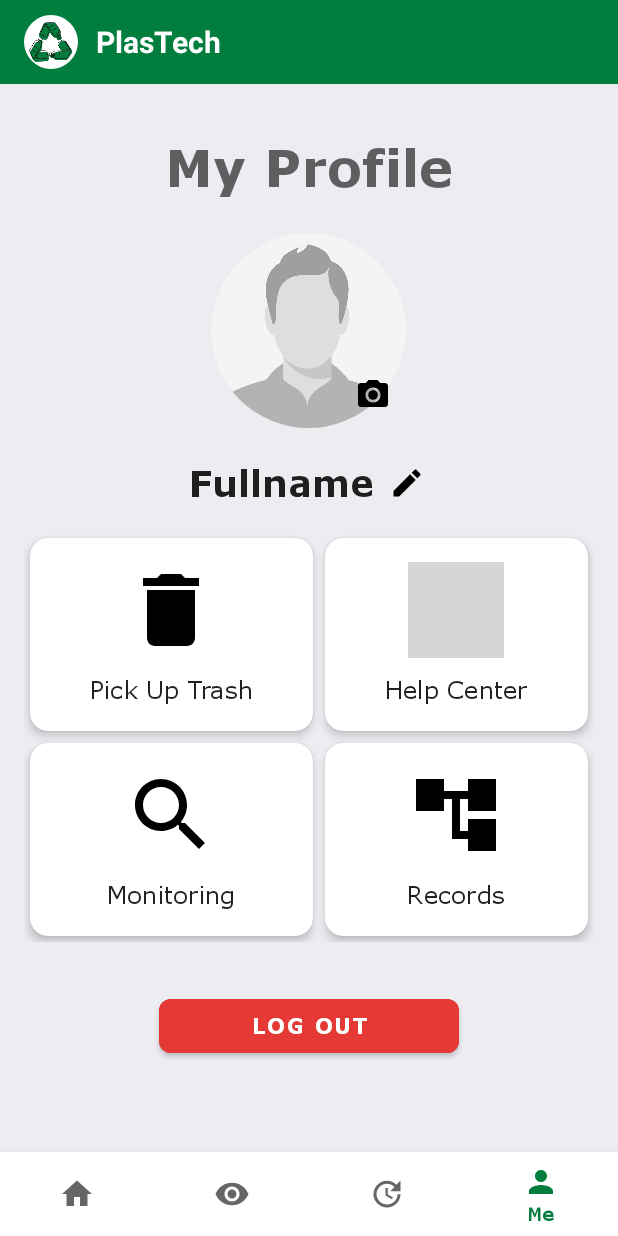
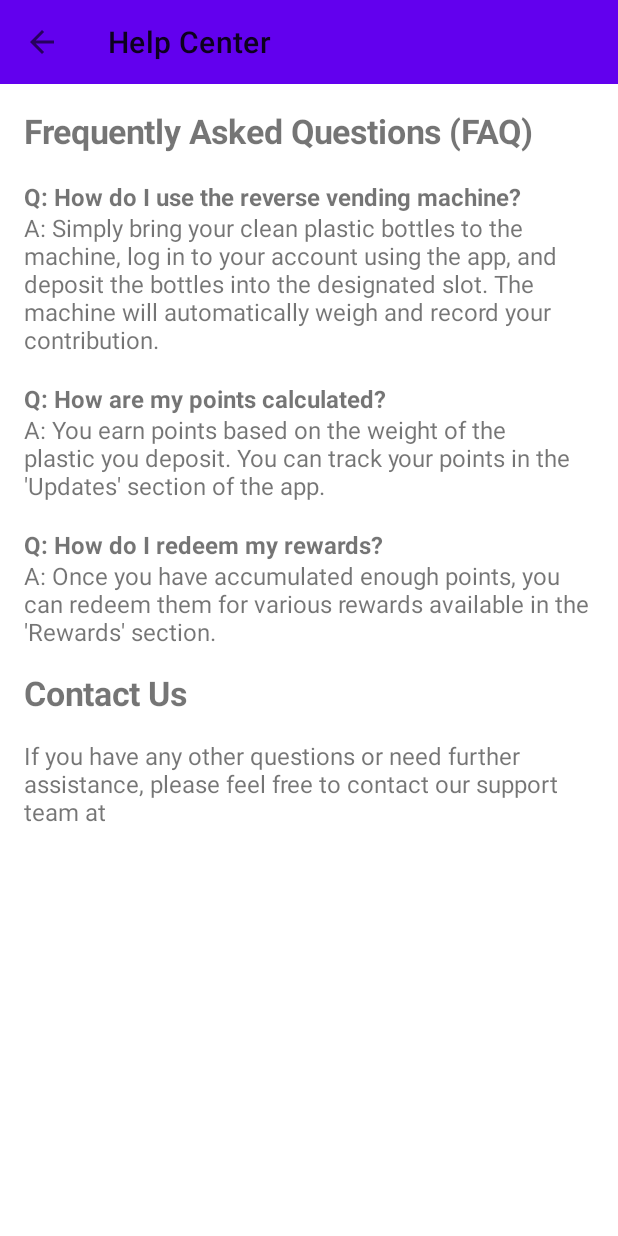
Before and after one commit to qppd/PlasTech, an Android app: the ProfileFragment screen opened through its navigation route, after a tap on "Help Center", on a phone screen of 412 x 824 dp. Run offline under Robolectric (Android 15) with nearby library versions, the phone set to English and light mode, and no system bars; our stand-ins replace CircleImageView, Firebase (no records; nobody signed in at launch, a user with empty details on screens opened directly), navigation-ui; libraries missing offline, so code that uses them is left out: com.yalantis.ucrop; 2 other taps on this screen came first; grey boxes are pictures that could not be loaded.

Commit message:
Updated Tables

```diff
--- a/app/src/main/AndroidManifest.xml
+++ b/app/src/main/AndroidManifest.xml
@@ -13,6 +13,10 @@
         android:supportsRtl="true"
         android:theme="@style/Theme.PlasTech"
         tools:targetApi="31">
+        <activity
+            android:name=".HelpActivity"
+            android:exported="false"
+            android:theme="@style/Theme.MaterialComponents.DayNight.NoActionBar"/>
         <activity
             android:name=".MenuActivity"
             android:exported="false"
--- /dev/null
+++ b/app/src/main/java/com/qppd/plastech/HelpActivity.java
@@ -0,0 +1,47 @@
+package com.qppd.plastech;
+
+import android.os.Build;
+import android.os.Bundle;
+import android.text.Html;
+import android.text.method.LinkMovementMethod;
+import android.widget.TextView;
+
+import androidx.appcompat.app.AppCompatActivity;
+import androidx.appcompat.widget.Toolbar;
+
+public class HelpActivity extends AppCompatActivity {
+
+    @Override
+    protected void onCreate(Bundle savedInstanceState) {
+        super.onCreate(savedInstanceState);
+        setContentView(R.layout.activity_help);
+
+        Toolbar toolbar = findViewById(R.id.toolbar);
+        setSupportActionBar(toolbar);
+        getSupportActionBar().setDisplayHomeAsUpEnabled(true);
+        getSupportActionBar().setTitle("Help Center");
+
+        TextView helpContent = findViewById(R.id.help_content);
+
+        String helpText = "<h2>Frequently Asked Questions (FAQ)</h2>" +
+                "<b>Q: How do I use the reverse vending machine?</b><br>" +
+                "A: Simply bring your clean plastic bottles to the machine, log in to your account using the app, and deposit the bottles into the designated slot. The machine will automatically weigh and record your contribution.<br><br>" +
+                "<b>Q: How are my points calculated?</b><br>" +
+                "A: You earn points based on the weight of the plastic you deposit. You can track your points in the 'Updates' section of the app.<br><br>" +
+                "<b>Q: How do I redeem my rewards?</b><br>" +
+                "A: Once you have accumulated enough points, you can redeem them for various rewards available in the 'Rewards' section.<br><br>" +
+                "<h2>Contact Us</h2>" +
+                "If you have any other questions or need further assistance, please feel free to contact our support team at ";
+
+        if (Build.VERSION.SDK_INT >= Build.VERSION_CODES.N) {
+            helpContent.setText(Html.fromHtml(helpText, Html.FROM_HTML_MODE_LEGACY));
+        }
+        helpContent.setMovementMethod(LinkMovementMethod.getInstance());
+    }
+
+    @Override
+    public boolean onSupportNavigateUp() {
+        onBackPressed();
+        return true;
+    }
+}
--- a/app/src/main/java/com/qppd/plastech/ui/profile/ProfileFragment.java
+++ b/app/src/main/java/com/qppd/plastech/ui/profile/ProfileFragment.java
@@ -46,6 +46,7 @@ import com.yalantis.ucrop.model.AspectRatio;
 import java.io.File;
 
 import de.hdodenhof.circleimageview.CircleImageView;
+import com.qppd.plastech.HelpActivity;
 
 public class ProfileFragment extends Fragment implements View.OnClickListener {
 
@@ -238,7 +239,9 @@ public class ProfileFragment extends Fragment implements View.OnClickListener {
             case R.id.cardHelpCenter:
                 // You can create a new fragment for Help Center and navigate to it.
                 // For now, let's show a toast message.
-                Toast.makeText(context, "Help Center Clicked", Toast.LENGTH_SHORT).show();
+                // Toast.makeText(context, "Help Center Clicked", Toast.LENGTH_SHORT).show();
+                Intent intent = new Intent(context, HelpActivity.class);
+                startActivity(intent);
                 break;
             case R.id.cardMonitoring:
                 NavHostFragment.findNavController(this).navigate(R.id.navigation_monitor);
--- a/app/src/main/java/com/qppd/plastech/ui/update/UpdateFragment.java
+++ b/app/src/main/java/com/qppd/plastech/ui/update/UpdateFragment.java
@@ -26,6 +26,7 @@ public class UpdateFragment extends Fragment {
 
         TablePagerAdapter adapter = new TablePagerAdapter(requireActivity());
         binding.viewPager.setAdapter(adapter);
+        binding.viewPager.setUserInputEnabled(false);
 
         new TabLayoutMediator(binding.tabLayout, binding.viewPager,
                 (tab, position) -> {
--- /dev/null
+++ b/app/src/main/res/layout/activity_help.xml
@@ -0,0 +1,29 @@
+<?xml version="1.0" encoding="utf-8"?>
+<LinearLayout xmlns:android="http://schemas.android.com/apk/res/android"
+    xmlns:app="http://schemas.android.com/apk/res-auto"
+    xmlns:tools="http://schemas.android.com/tools"
+    android:layout_width="match_parent"
+    android:layout_height="match_parent"
+    android:orientation="vertical"
+    tools:context=".HelpActivity">
+
+    <androidx.appcompat.widget.Toolbar
+        android:id="@+id/toolbar"
+        android:layout_width="match_parent"
+        android:layout_height="?attr/actionBarSize"
+        android:background="?attr/colorPrimary"
+        app:popupTheme="@style/Theme.AppCompat.Light" />
+
+    <ScrollView
+        android:layout_width="match_parent"
+        android:layout_height="match_parent">
+
+        <TextView
+            android:id="@+id/help_content"
+            android:layout_width="match_parent"
+            android:layout_height="wrap_content"
+            android:padding="16dp"
+            android:textSize="16sp" />
+    </ScrollView>
+
+</LinearLayout>
--- a/app/src/main/res/layout/table_view_reward_cell_layout.xml
+++ b/app/src/main/res/layout/table_view_reward_cell_layout.xml
@@ -1,7 +1,7 @@
 <?xml version="1.0" encoding="utf-8"?>
 <LinearLayout xmlns:android="http://schemas.android.com/apk/res/android"
     android:layout_width="wrap_content"
-    android:layout_height="match_parent"
+    android:layout_height="wrap_content"
     android:gravity="center"
     android:orientation="horizontal"
     android:padding="8dp"
--- a/app/src/main/res/values/dimens.xml
+++ b/app/src/main/res/values/dimens.xml
@@ -2,4 +2,9 @@
     <!-- Default screen margins, per the Android Design guidelines. -->
     <dimen name="activity_horizontal_margin">16dp</dimen>
     <dimen name="activity_vertical_margin">16dp</dimen>
+
+    <dimen name="fab_margin">16dp</dimen>
+    <dimen name="table_view_cell_height">48dp</dimen>
+    <dimen name="table_view_default_text_size">14sp</dimen>
+    <dimen name="table_view_row_header_width">28dp</dimen>
 </resources>
--- a/app/src/main/res/values/strings.xml
+++ b/app/src/main/res/values/strings.xml
@@ -5,4 +5,10 @@
     <string name="title_monitoring">Monitoring</string>
     <string name="title_updates">Updates</string>
     <string name="title_profile">Me</string>
+
+    <string name="sort_ascending">Sort Ascending</string>
+    <string name="sort_descending">Sort Descending</string>
+    <string name="clear_sorting">Clear</string>
+    <string name="row_show">Show 5. Row</string>
+    <string name="row_hide">Hide 5. Row</string>
 </resources>
```
Also changed, not shown: app/src/main/java/com/qppd/plastech/ui/update/DailyTableFragment.java (+4 -4 lines), app/src/main/java/com/qppd/plastech/ui/update/MonthlyTableFragment.java (+4 -5 lines), app/src/main/java/com/qppd/plastech/ui/update/PlasticTableAdapter.java (+3 -20 lines), app/src/main/java/com/qppd/plastech/ui/update/WeeklyTableFragment.java (+3 -4 lines), app/src/main/res/drawable/ic_down.xml (added, +9 -0 lines), app/src/main/res/layout/table_view_cell_layout.xml (+9 -15 lines), app/src/main/res/layout/table_view_column_header_layout.xml (+12 -10 lines), app/src/main/res/layout/table_view_corner_layout.xml (+24 -13 lines), app/src/main/res/layout/table_view_row_header_layout.xml (+37 -9 lines), app/src/main/res/values/colors.xml (+19 -1 lines).
